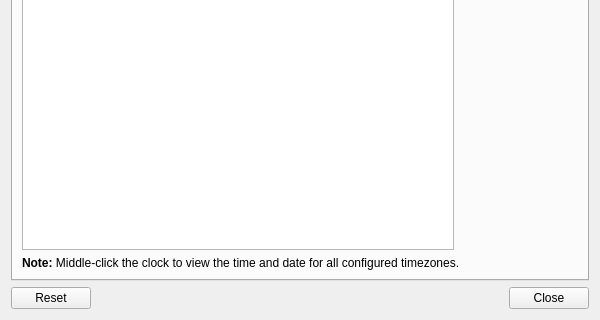
Above: plugin-worldclock/lxqtworldclockconfiguration.ui from lxqt/lxqt-panel before the change; both pictures show x 0 to 600 and y 367 to 687 of the 600 by 687 pixel window. Below: the same form after it.
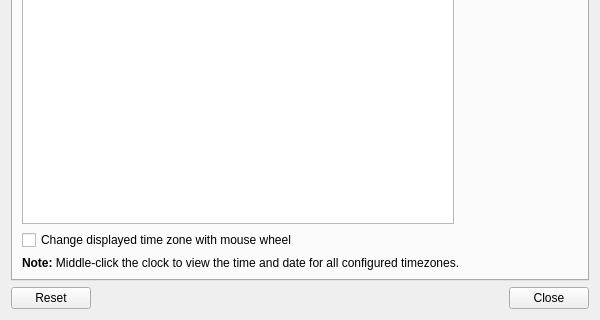
That is the form after the change. The open tabs and pages were chosen to show the change.

Commit message:
Made timezone switch by mouse wheel optional in clock
All timezones are shown on a popup by middle clicking the clock, and wheel switching may make you go to bed at 8 pm because you may have done it inadvertently, especially when the clock is near the desktop switcher.

The default is as before.

Diff of the .ui file:
```diff
--- a/plugin-worldclock/lxqtworldclockconfiguration.ui
+++ b/plugin-worldclock/lxqtworldclockconfiguration.ui
@@ -513,6 +513,13 @@
         </layout>
        </item>
        <item row="1" column="0" colspan="2">
+        <widget class="QCheckBox" name="wheelCB">
+         <property name="text">
+          <string>Change displayed time zone with mouse wheel</string>
+         </property>
+        </widget>
+       </item>
+       <item row="2" column="0" colspan="2">
         <widget class="QLabel" name="label">
          <property name="text">
           <string>&lt;b&gt;Note:&lt;/b&gt; Middle-click the clock to view the time and date for all configured timezones.</string>
```
The commit also changes 3 other files.
